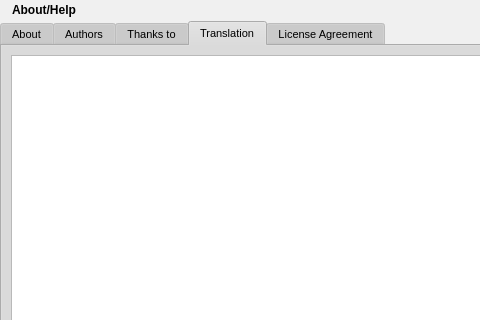
The window that rs-Qt-gui/src/gui/HelpDialog.ui (autoscatto/retroshare) describes before a commit, drawn with Qt 5; both pictures show x 0 to 480 and y 0 to 320 of the 698 by 501 pixel window.
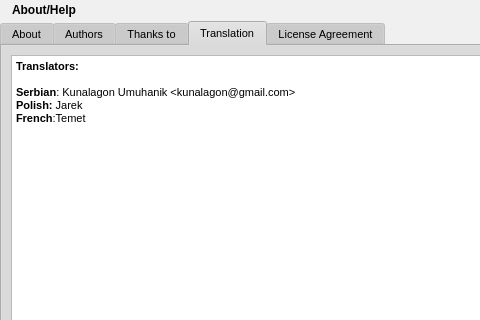
The same window after the commit. The open tabs and pages were chosen to show the change. Icons and pictures are not drawn.

The edit to the form file:
```diff
--- a/rs-Qt-gui/src/gui/HelpDialog.ui
+++ b/rs-Qt-gui/src/gui/HelpDialog.ui
@@ -665,6 +665,16 @@
          <property name="readOnly" >
           <bool>true</bool>
          </property>
+         <property name="html" >
+          <string>&lt;html>&lt;head>&lt;meta name="qrichtext" content="1" />&lt;style type="text/css">
+p, li { white-space: pre-wrap; }
+&lt;/style>&lt;/head>&lt;body style=" font-family:'Arial'; font-size:8pt; font-weight:400; font-style:normal; text-decoration:none;">
+&lt;p style=" margin-top:0px; margin-bottom:0px; margin-left:0px; margin-right:0px; -qt-block-indent:0; text-indent:0px;">&lt;span style=" font-weight:600;">Translators:&lt;/span>&lt;/p>
+&lt;p style="-qt-paragraph-type:empty; margin-top:0px; margin-bottom:0px; margin-left:0px; margin-right:0px; -qt-block-indent:0; text-indent:0px;">&lt;/p>
+&lt;p style=" margin-top:0px; margin-bottom:0px; margin-left:0px; margin-right:0px; -qt-block-indent:0; text-indent:0px;">&lt;span style=" font-weight:600;">Serbian&lt;/span>: Kunalagon Umuhanik &amp;lt;kunalagon@gmail.com&amp;gt;&lt;/p>
+&lt;p style=" margin-top:0px; margin-bottom:0px; margin-left:0px; margin-right:0px; -qt-block-indent:0; text-indent:0px;">&lt;span style=" font-weight:600;">Polish: &lt;/span>Jarek&lt;/p>
+&lt;p style=" margin-top:0px; margin-bottom:0px; margin-left:0px; margin-right:0px; -qt-block-indent:0; text-indent:0px;">&lt;span style=" font-weight:600;">French&lt;/span>:Temet&lt;/p>&lt;/body>&lt;/html></string>
+         </property>
          <property name="acceptRichText" >
           <bool>false</bool>
          </property>
```
Left out of the diff: 2 changed lines with no effect on the pictures.
